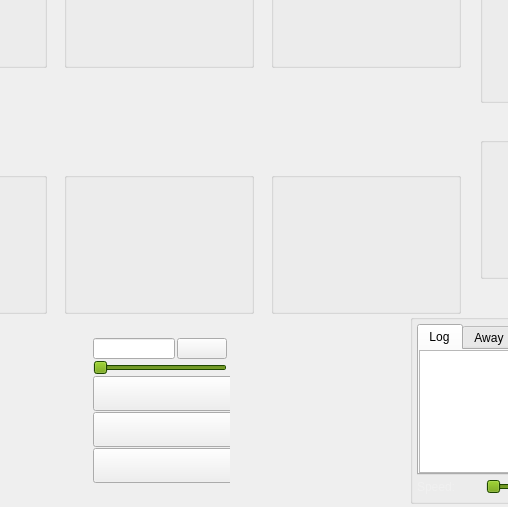
pokerth/pokerth, file src/gui/qt/gametable.ui: the form before one commit; both pictures show x 352 to 860 and y 93 to 600 of the 1024 by 600 pixel window.
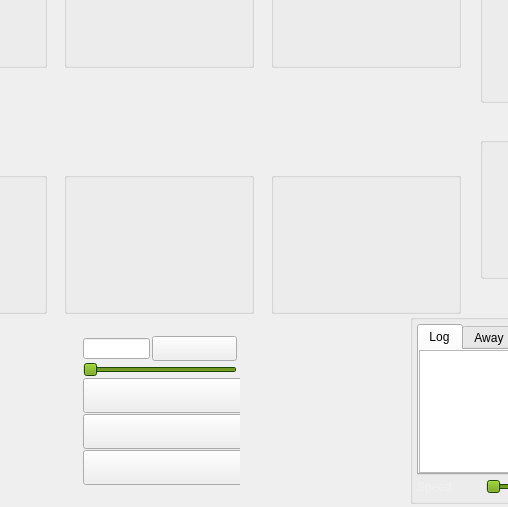
The form after the commit. Icons and pictures are not drawn. Custom widgets are drawn as their Qt base class.

Diff of the .ui file:
```diff
--- a/src/gui/qt/gametable.ui
+++ b/src/gui/qt/gametable.ui
@@ -1547,19 +1547,19 @@
           <rect>
            <x>440</x>
            <y>42</y>
-           <width>85</width>
+           <width>95</width>
            <height>36</height>
           </rect>
          </property>
          <property name="minimumSize">
           <size>
-           <width>85</width>
+           <width>95</width>
            <height>0</height>
           </size>
          </property>
          <property name="maximumSize">
           <size>
-           <width>85</width>
+           <width>95</width>
            <height>16777215</height>
           </size>
          </property>
@@ -2715,13 +2715,13 @@
         </property>
         <property name="minimumSize">
          <size>
-          <width>0</width>
+          <width>160</width>
           <height>186</height>
          </size>
         </property>
         <property name="maximumSize">
          <size>
-          <width>140</width>
+          <width>160</width>
           <height>186</height>
          </size>
         </property>
@@ -2766,14 +2766,14 @@
             <widget class="MyActionButton" name="pushButton_AllIn">
              <property name="minimumSize">
               <size>
-               <width>50</width>
-               <height>21</height>
+               <width>85</width>
+               <height>25</height>
               </size>
              </property>
              <property name="maximumSize">
               <size>
-               <width>50</width>
-               <height>21</height>
+               <width>85</width>
+               <height>25</height>
               </size>
              </property>
              <property name="focusPolicy">
@@ -2906,13 +2906,13 @@
            </property>
            <property name="minimumSize">
             <size>
-             <width>140</width>
+             <width>160</width>
              <height>35</height>
             </size>
            </property>
            <property name="maximumSize">
             <size>
-             <width>140</width>
+             <width>160</width>
              <height>35</height>
             </size>
            </property>
@@ -2931,13 +2931,13 @@
            </property>
            <property name="minimumSize">
             <size>
-             <width>140</width>
+             <width>160</width>
              <height>35</height>
             </size>
            </property>
            <property name="maximumSize">
             <size>
-             <width>140</width>
+             <width>160</width>
              <height>35</height>
             </size>
            </property>
@@ -2956,13 +2956,13 @@
            </property>
            <property name="minimumSize">
             <size>
-             <width>140</width>
+             <width>160</width>
              <height>35</height>
             </size>
            </property>
            <property name="maximumSize">
             <size>
-             <width>140</width>
+             <width>160</width>
              <height>35</height>
             </size>
            </property>
```
Left out of the diff: 2 changed lines with no effect on the pictures.
